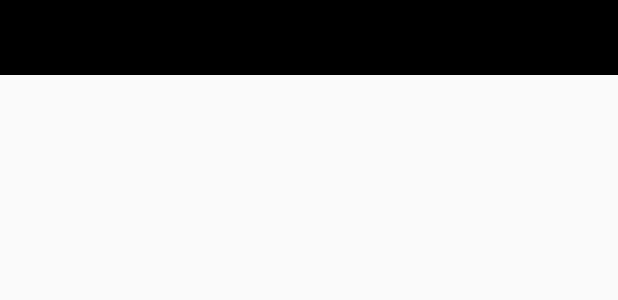
After one commit to umairmunir-95/AndroidAwesomeDialog, an Android app: the layout custom_alert_dialog.xml on its own in the app's theme, with its tools: preview values and no code run, on a phone screen of 412 x 824 dp. The commit adds this screen. Shown: the top 300 px of the screen. Run offline under Robolectric (Android 15) with nearby library versions, the phone set to English and light mode, and no system bars.

Commit message:
setting up the basic dialog

```diff
--- /dev/null
+++ b/androidawesomedialoglibrary/src/main/res/layout/custom_alert_dialog.xml
@@ -0,0 +1,87 @@
+<?xml version="1.0" encoding="utf-8"?>
+<FrameLayout xmlns:android="http://schemas.android.com/apk/res/android"
+    xmlns:app="http://schemas.android.com/apk/res-auto"
+    android:layout_width="match_parent"
+    android:layout_height="wrap_content"
+    android:orientation="vertical">
+
+    <RelativeLayout
+        android:layout_width="match_parent"
+        android:layout_height="wrap_content">
+        <LinearLayout
+            android:id="@+id/ll_header"
+            android:layout_width="match_parent"
+            android:layout_height="50dp"
+            android:background="#000"
+            android:gravity="center"
+            android:orientation="horizontal"
+            android:weightSum="2"
+            >
+            <TextView
+                android:id="@+id/tv_header_title"
+                android:layout_width="0dp"
+                android:layout_height="wrap_content"
+                android:layout_weight="1.8"
+                android:textColor="#fff"
+                android:textSize="18sp"
+                android:layout_gravity="center"
+                android:gravity="center"
+                />
+            <ImageView
+                android:id="@+id/iv_close"
+                android:layout_width="48dp"
+                android:layout_height="48dp"
+                android:visibility="gone"
+                />
+        </LinearLayout>
+        <LinearLayout
+            android:layout_below="@id/ll_header"
+            android:layout_width="match_parent"
+            android:layout_height="wrap_content"
+            android:orientation="vertical"
+            android:layout_margin="10dp"
+            >
+            <TextView
+                android:id="@+id/tv_body"
+                android:layout_width="fill_parent"
+                android:layout_height="wrap_content"
+                android:layout_gravity="center"
+                android:layout_margin="10dp"/>
+
+
+            <LinearLayout
+                android:layout_width="wrap_content"
+                android:layout_height="wrap_content"
+                android:layout_gravity="center"
+                android:orientation="horizontal">
+
+                <Button
+                    android:id="@+id/btn_yes"
+                    android:layout_width="wrap_content"
+                    android:layout_height="wrap_content"
+                    android:text="Yes"
+                    android:textAllCaps="false"
+                    android:visibility="gone"
+                    android:background="?selectableItemBackground"
+                    />
+                <View
+                    android:layout_width="1dp"
+                    android:visibility="gone"
+                    android:layout_height="fill_parent">
+                </View>
+
+                <Button
+                    android:id="@+id/btn_no"
+                    android:layout_width="wrap_content"
+                    android:layout_height="wrap_content"
+                    android:text="No"
+                    android:textAllCaps="false"
+                    android:visibility="gone"
+                    android:background="?selectableItemBackground"/>
+            </LinearLayout>
+
+        </LinearLayout>
+
+
+    </RelativeLayout>
+</FrameLayout>
--- a/app/build.gradle
+++ b/app/build.gradle
@@ -22,6 +22,9 @@ dependencies {
     implementation fileTree(dir: 'libs', include: ['*.jar'])
     implementation 'com.android.support:appcompat-v7:28.0.0'
     implementation 'com.android.support.constraint:constraint-layout:1.1.3'
+
+    implementation 'com.github.umairmunir-95:AndroidAwesomeDialog:0.1.1'
+
     testImplementation 'junit:junit:4.12'
     androidTestImplementation 'com.android.support.test:runner:1.0.2'
     androidTestImplementation 'com.android.support.test.espresso:espresso-core:3.0.2'
--- a/build.gradle
+++ b/build.gradle
@@ -18,6 +18,8 @@ allprojects {
     repositories {
         google()
         jcenter()
+        maven { url 'https://jitpack.io' }
+
 
     }
 }
```
Also changed, not shown: androidawesomedialoglibrary/src/main/java/com/umairmunirahmad/androidawesomedialoglibrary/AwesomeDialog.java (+24 -9 lines), androidawesomedialoglibrary/src/main/java/com/umairmunirahmad/androidawesomedialoglibrary/ColorManager.java (added, +16 -0 lines), androidawesomedialoglibrary/src/main/java/com/umairmunirahmad/androidawesomedialoglibrary/DialogManager.java (+38 -3 lines), app/src/main/java/com/umairmunirahmad/androidawesomedialog/MainActivity.java (+20 -0 lines), app/src/main/res/layout/activity_main.xml (+4 -3 lines).
